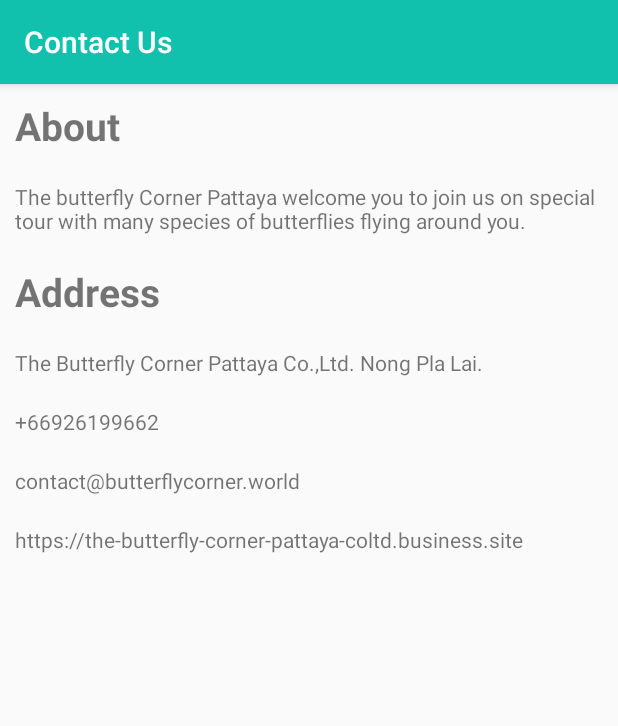
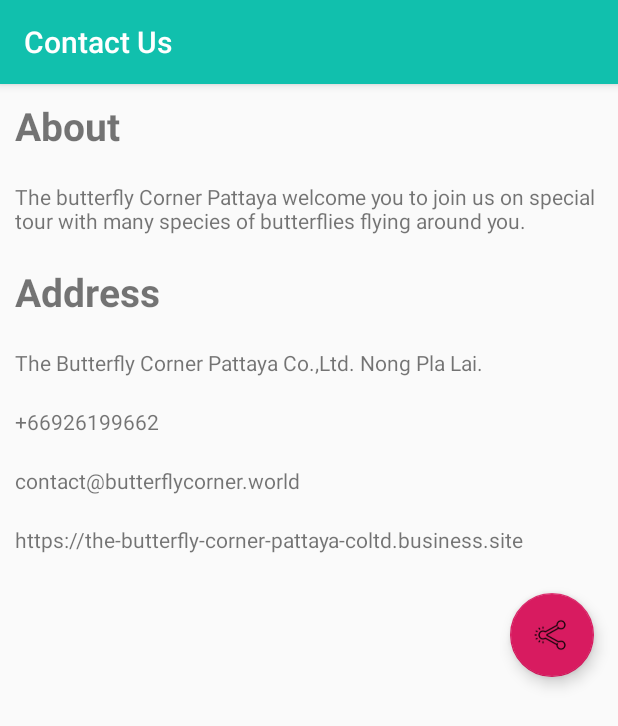
Before and after one commit to ShaGodG/ButterFly, an Android app: the ContactActivity screen opened directly, with no data from a screen before it, on a phone screen of 412 x 824 dp. Shown: the top 726 px of the screen. Run offline under Robolectric (Android 15) with nearby library versions, the phone set to English and light mode, and no system bars.

Commit message:
share btn

```diff
--- a/app/src/main/java/com/tbg/www/thebutterflycorner/ContactActivity.java
+++ b/app/src/main/java/com/tbg/www/thebutterflycorner/ContactActivity.java
@@ -1,8 +1,13 @@
 package com.tbg.www.thebutterflycorner;
 
+import android.content.Context;
+import android.content.Intent;
 import android.os.Bundle;
+import android.view.View;
 
 import androidx.appcompat.app.AppCompatActivity;
+
+import com.google.android.material.floatingactionbutton.FloatingActionButton;
 
 public class ContactActivity extends AppCompatActivity {
 
@@ -11,5 +16,19 @@
         super.onCreate(savedInstanceState);
         setContentView(R.layout.activity_contact);
         getSupportActionBar().setTitle("Contact Us");
+        FloatingActionButton sharebt = findViewById(R.id.sharebtn);
+        final Context contextshare = this;
+        sharebt.setOnClickListener(new View.OnClickListener() {
+            @Override
+            public void onClick(View v) {
+                Intent shareintent = new Intent(Intent.ACTION_SEND);
+                shareintent.setType("text/plain");
+                String sharebody = "Send Viaa";
+                String sharesubject = "Send Via";
+                shareintent.putExtra(Intent.EXTRA_SUBJECT, sharesubject);
+                shareintent.putExtra(Intent.EXTRA_TEXT, sharebody);
+                startActivity(Intent.createChooser(shareintent, "Share Using"));
+            }
+        });
     }
 }
--- a/app/src/main/res/layout/activity_contact.xml
+++ b/app/src/main/res/layout/activity_contact.xml
@@ -62,4 +62,12 @@
         android:layout_margin="10dp"
         android:layout_height="wrap_content"/>
 
+    <com.google.android.material.floatingactionbutton.FloatingActionButton
+        android:id="@+id/sharebtn"
+        android:layout_width="wrap_content"
+        android:layout_height="wrap_content"
+        android:layout_gravity="bottom|end"
+        android:layout_margin="@dimen/fab_margin"
+        app:srcCompat="@drawable/share">
+    </com.google.android.material.floatingactionbutton.FloatingActionButton>
 </LinearLayout>
--- a/build.gradle
+++ b/build.gradle
@@ -7,7 +7,7 @@
 
     }
     dependencies {
-        classpath 'com.android.tools.build:gradle:3.4.1'
+        classpath 'com.android.tools.build:gradle:3.5.0'
         classpath 'com.google.gms:google-services:4.3.2'
         // NOTE: Do not place your application dependencies here; they belong
         // in the individual module build.gradle files
```
